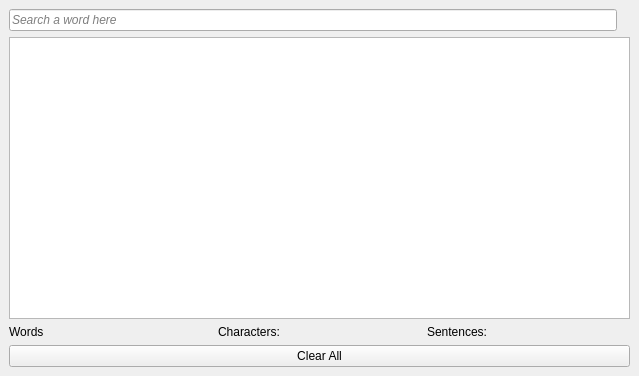
Before: the Qt Designer form mainwindow.ui in shadowofdominance/Word_Counter, drawn with Qt 5.
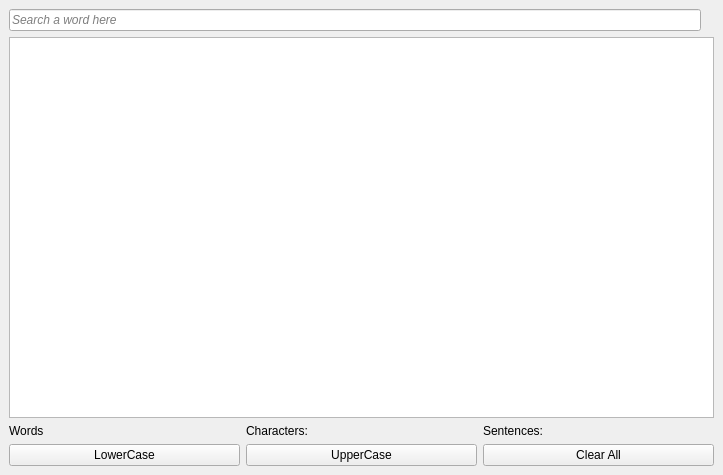
After: the same form once the commit is applied.

Commit message: Added the feature for lower to upper conversion

The edit to the form file:
```diff
--- a/mainwindow.ui
+++ b/mainwindow.ui
@@ -6,8 +6,8 @@
    <rect>
     <x>0</x>
     <y>0</y>
-    <width>639</width>
-    <height>376</height>
+    <width>723</width>
+    <height>475</height>
    </rect>
   </property>
   <property name="windowTitle">
@@ -76,11 +76,29 @@
      </layout>
     </item>
     <item>
+     <layout class="QHBoxLayout" name="horizontalLayout_3">
+      <item>
+       <widget class="QPushButton" name="LowerCaseButton">
+        <property name="text">
+         <string>LowerCase</string>
+        </property>
+       </widget>
+      </item>
+      <item>
+       <widget class="QPushButton" name="UpperCaseButton">
+        <property name="text">
+         <string>UpperCase</string>
+        </property>
+       </widget>
+      </item>
+      <item>
      <widget class="QPushButton" name="ClearButton">
       <property name="text">
        <string>Clear All</string>
       </property>
      </widget>
+      </item>
+     </layout>
     </item>
    </layout>
   </widget>
```
Lines whose indentation alone changed are shown as unchanged. The commit also changes 6 other files.
